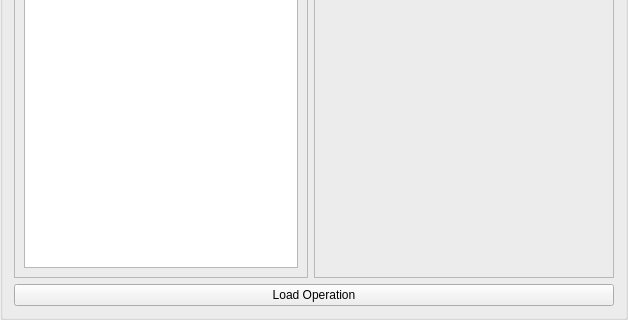
Before: the Qt Designer form ui/op_builder.ui in slaclab/paws, drawn with Qt 5; both pictures show x 0 to 628 and y 250 to 570 of the 628 by 570 pixel window.
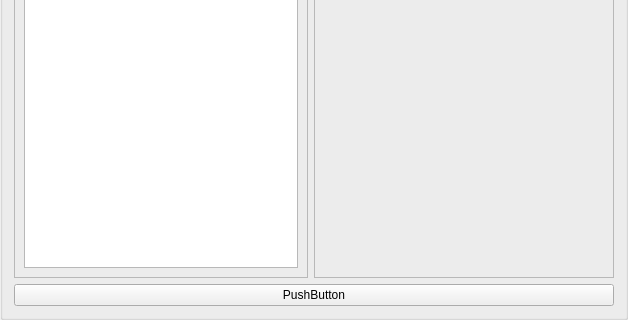
After: the same form once the commit is applied.

The edit to the form file:
```diff
--- a/ui/op_builder.ui
+++ b/ui/op_builder.ui
@@ -72,7 +72,7 @@
       </size>
      </property>
      <property name="text">
-      <string>Load Operation</string>
+      <string>PushButton</string>
      </property>
     </widget>
    </item>
```
Left out of the diff: 6 changed lines with no effect on the pictures.
